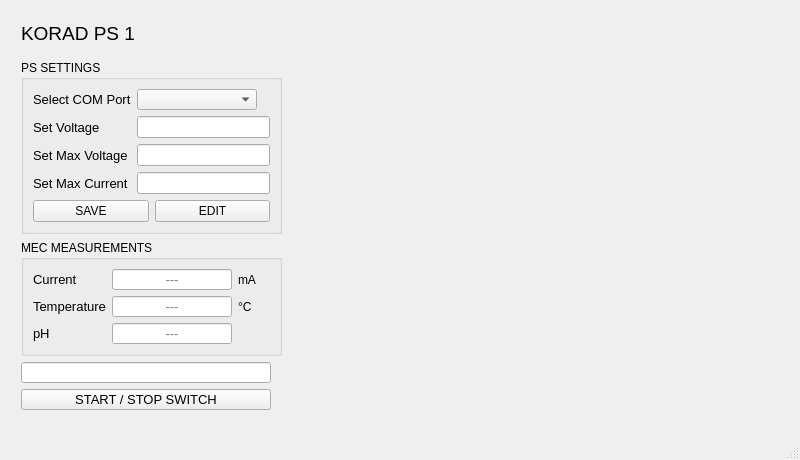
ademola-adekunle/Programming, file PowerSupplyProgram/Version 2/RPi_GUI_v1-2.ui: the form before one commit.
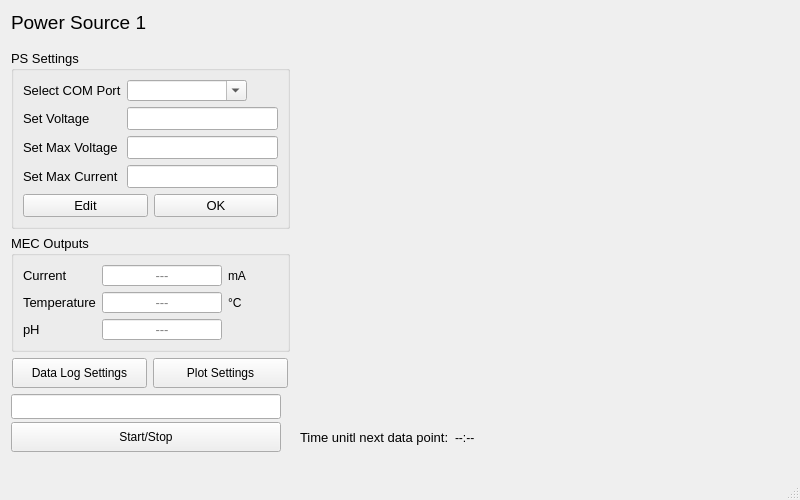
The form after the commit. Custom widgets are drawn as their Qt base class.

```diff
--- a/PowerSupplyProgram/Version 2/RPi_GUI_v1-2.ui
+++ b/PowerSupplyProgram/Version 2/RPi_GUI_v1-2.ui
@@ -7,45 +7,42 @@
     <x>0</x>
     <y>0</y>
     <width>800</width>
-    <height>460</height>
+    <height>500</height>
    </rect>
   </property>
   <property name="minimumSize">
    <size>
     <width>800</width>
-    <height>460</height>
+    <height>500</height>
    </size>
   </property>
   <property name="maximumSize">
    <size>
     <width>800</width>
-    <height>460</height>
+    <height>500</height>
    </size>
   </property>
   <property name="windowTitle">
    <string>MainWindow</string>
   </property>
   <widget class="QWidget" name="centralwidget">
-   <property name="autoFillBackground">
-    <bool>false</bool>
-   </property>
    <widget class="PlotWidget" name="graphWidget" native="true">
     <property name="geometry">
      <rect>
-      <x>307</x>
+      <x>300</x>
+      <y>0</y>
+      <width>501</width>
+      <height>421</height>
+     </rect>
+    </property>
+   </widget>
+   <widget class="QWidget" name="layoutWidget">
+    <property name="geometry">
+     <rect>
+      <x>11</x>
       <y>1</y>
-      <width>481</width>
-      <height>381</height>
-     </rect>
-    </property>
-   </widget>
-   <widget class="QWidget" name="layoutWidget">
-    <property name="geometry">
-     <rect>
-      <x>21</x>
-      <y>12</y>
-      <width>261</width>
-      <height>398</height>
+      <width>279</width>
+      <height>451</height>
      </rect>
     </property>
     <layout class="QVBoxLayout" name="verticalLayout_2">
@@ -57,14 +54,19 @@
         </font>
        </property>
        <property name="text">
-        <string>KORAD PS 1</string>
+        <string>Power Source 1</string>
        </property>
       </widget>
      </item>
      <item>
       <widget class="QGroupBox" name="groupBox">
+       <property name="font">
+        <font>
+         <pointsize>10</pointsize>
+        </font>
+       </property>
        <property name="title">
-        <string>PS SETTINGS</string>
+        <string>PS Settings</string>
        </property>
        <layout class="QFormLayout" name="formLayout_2">
         <item row="0" column="0">
@@ -87,6 +89,9 @@
             <height>21</height>
            </size>
           </property>
+          <property name="editable">
+           <bool>true</bool>
+          </property>
          </widget>
         </item>
         <item row="1" column="0">
@@ -102,7 +107,14 @@
          </widget>
         </item>
         <item row="1" column="1">
-         <widget class="QLineEdit" name="lineEdit"/>
+         <widget class="QLineEdit" name="setvoltageDisplay">
+          <property name="alignment">
+           <set>Qt::AlignCenter</set>
+          </property>
+          <property name="readOnly">
+           <bool>true</bool>
+          </property>
+         </widget>
         </item>
         <item row="2" column="0">
          <widget class="QLabel" name="label_4">
@@ -117,7 +129,14 @@
          </widget>
         </item>
         <item row="2" column="1">
-         <widget class="QLineEdit" name="lineEdit_3"/>
+         <widget class="QLineEdit" name="maxvoltageDisplay">
+          <property name="alignment">
+           <set>Qt::AlignCenter</set>
+          </property>
+          <property name="readOnly">
+           <bool>true</bool>
+          </property>
+         </widget>
         </item>
         <item row="3" column="0">
          <widget class="QLabel" name="label_3">
@@ -132,21 +151,28 @@
          </widget>
         </item>
         <item row="3" column="1">
-         <widget class="QLineEdit" name="lineEdit_2"/>
+         <widget class="QLineEdit" name="maxcurrentDisplay">
+          <property name="alignment">
+           <set>Qt::AlignCenter</set>
+          </property>
+          <property name="readOnly">
+           <bool>true</bool>
+          </property>
+         </widget>
         </item>
         <item row="4" column="0" colspan="2">
          <layout class="QHBoxLayout" name="horizontalLayout_2">
           <item>
            <widget class="QPushButton" name="pushButton_2">
             <property name="text">
-             <string>SAVE</string>
+             <string>Edit</string>
             </property>
            </widget>
           </item>
           <item>
            <widget class="QPushButton" name="pushButton">
             <property name="text">
-             <string>EDIT</string>
+             <string>OK</string>
             </property>
            </widget>
           </item>
@@ -157,8 +183,13 @@
      </item>
      <item>
       <widget class="QGroupBox" name="groupBox_2">
+       <property name="font">
+        <font>
+         <pointsize>10</pointsize>
+        </font>
+       </property>
        <property name="title">
-        <string>MEC MEASUREMENTS</string>
+        <string>MEC Outputs</string>
        </property>
        <layout class="QFormLayout" name="formLayout">
         <item row="0" column="0">
@@ -348,17 +379,81 @@
        </layout>
       </widget>
      </item>
+     <item>
+      <layout class="QHBoxLayout" name="horizontalLayout_5">
+       <property name="spacing">
+        <number>5</number>
+       </property>
+       <item>
+        <widget class="QPushButton" name="datalogButton">
+         <property name="minimumSize">
+          <size>
+           <width>135</width>
+           <height>30</height>
+          </size>
+         </property>
+         <property name="maximumSize">
+          <size>
+           <width>135</width>
+           <height>30</height>
+          </size>
+         </property>
+         <property name="font">
+          <font>
+           <pointsize>9</pointsize>
+          </font>
+         </property>
+         <property name="text">
+          <string>Data Log Settings</string>
+         </property>
+        </widget>
+       </item>
+       <item>
+        <widget class="QPushButton" name="plotsetButton">
+         <property name="minimumSize">
+          <size>
+           <width>135</width>
+           <height>30</height>
+          </size>
+         </property>
+         <property name="maximumSize">
+          <size>
+           <width>135</width>
+           <height>30</height>
+          </size>
+         </property>
+         <property name="font">
+          <font>
+           <pointsize>9</pointsize>
+          </font>
+         </property>
+         <property name="text">
+          <string>Plot Settings</string>
+         </property>
+        </widget>
+       </item>
+      </layout>
+     </item>
      <item>
       <layout class="QVBoxLayout" name="verticalLayout">
+       <property name="spacing">
+        <number>3</number>
+       </property>
        <property name="sizeConstraint">
         <enum>QLayout::SetMaximumSize</enum>
        </property>
        <item>
         <widget class="QLineEdit" name="onlineDisplay">
+         <property name="minimumSize">
+          <size>
+           <width>0</width>
+           <height>25</height>
+          </size>
+         </property>
          <property name="maximumSize">
           <size>
-           <width>250</width>
-           <height>21</height>
+           <width>270</width>
+           <height>25</height>
           </size>
          </property>
          <property name="font">
@@ -385,36 +480,25 @@
          <property name="minimumSize">
           <size>
            <width>0</width>
-           <height>21</height>
+           <height>30</height>
           </size>
          </property>
          <property name="maximumSize">
           <size>
-           <width>250</width>
-           <height>21</height>
+           <width>270</width>
+           <height>30</height>
           </size>
          </property>
          <property name="font">
           <font>
-           <family>MS Shell Dlg 2</family>
-           <pointsize>10</pointsize>
-           <weight>9</weight>
-           <italic>false</italic>
-           <bold>false</bold>
+           <pointsize>9</pointsize>
           </font>
          </property>
-         <property name="autoFillBackground">
-          <bool>false</bool>
-         </property>
-         <property name="styleSheet">
-          <string notr="true">font: 75 10pt &quot;MS Shell Dlg 2&quot;;
-</string>
-         </property>
          <property name="text">
-          <string>START / STOP SWITCH</string>
+          <string>Start/Stop</string>
          </property>
          <property name="checkable">
-          <bool>false</bool>
+          <bool>true</bool>
          </property>
         </widget>
        </item>
@@ -422,6 +506,37 @@
      </item>
     </layout>
    </widget>
+   <widget class="QWidget" name="layoutWidget">
+    <property name="geometry">
+     <rect>
+      <x>300</x>
+      <y>430</y>
+      <width>251</width>
+      <height>21</height>
+     </rect>
+    </property>
+    <layout class="QFormLayout" name="formLayout_3">
+     <item row="0" column="0">
+      <widget class="QLabel" name="timeuntilLabel">
+       <property name="font">
+        <font>
+         <pointsize>10</pointsize>
+        </font>
+       </property>
+       <property name="text">
+        <string>Time unitl next data point:</string>
+       </property>
+      </widget>
+     </item>
+     <item row="0" column="1">
+      <widget class="QLabel" name="timerLabel">
+       <property name="text">
+        <string>--:--</string>
+       </property>
+      </widget>
+     </item>
+    </layout>
+   </widget>
   </widget>
   <widget class="QMenuBar" name="menubar">
    <property name="geometry">
```
Left out of the diff: 6 changed lines with no effect on the pictures.
